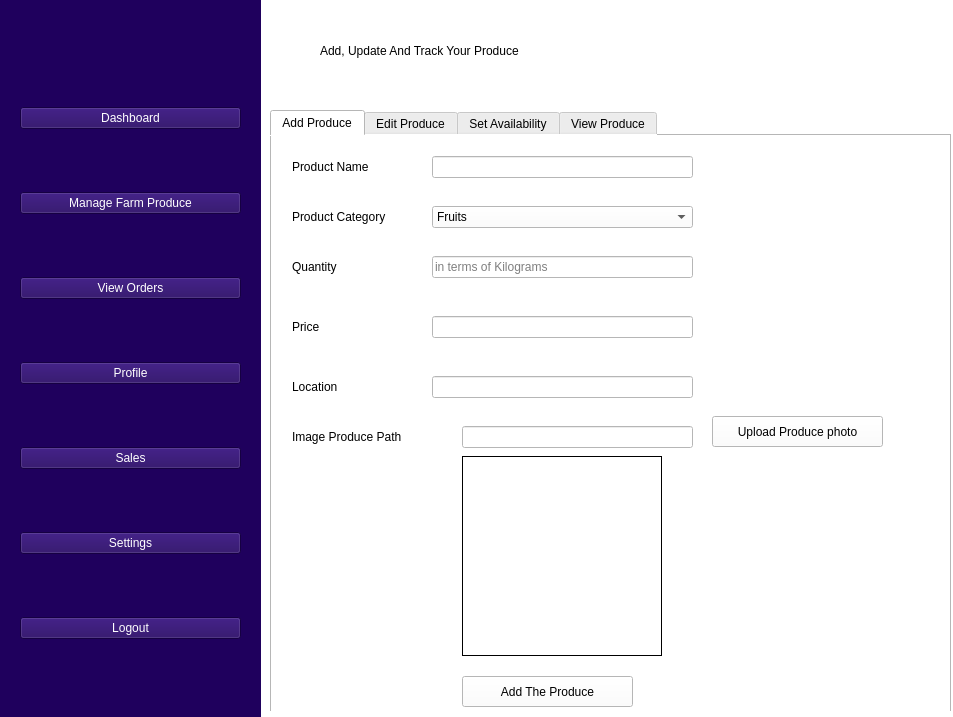
Above: farmersDashboard.ui from Justopizo/AgriMesh-farmer-buyers-market-linkage-system before the change. Below: the same form after it.
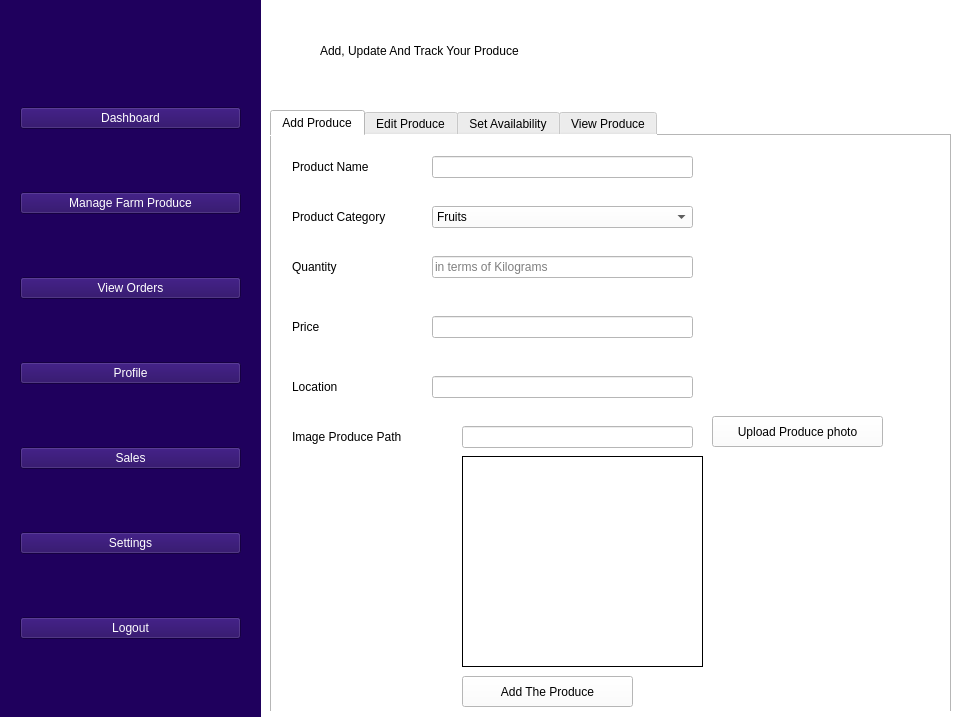
That is the form after the change. The open tabs and pages were chosen to show the change.

What changed in the file:
```diff
--- a/farmersDashboard.ui
+++ b/farmersDashboard.ui
@@ -575,8 +575,8 @@
           <rect>
            <x>190</x>
            <y>320</y>
-           <width>200</width>
-           <height>200</height>
+           <width>241</width>
+           <height>211</height>
           </rect>
          </property>
          <property name="styleSheet">
```
Left out of the diff: 5 changed lines with no effect on the pictures.
